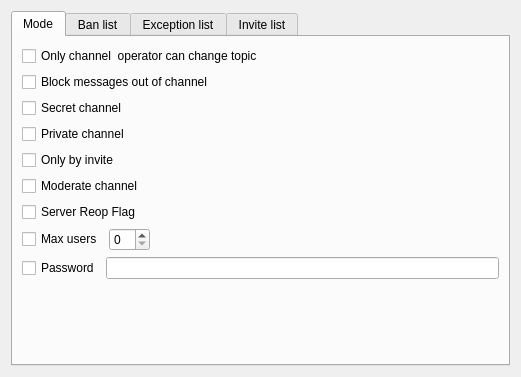
Old version of the form src/plugins/azoth/plugins/acetamide/channelconfigwidget.ui in the repository 0xd34df00d/leechcraft.
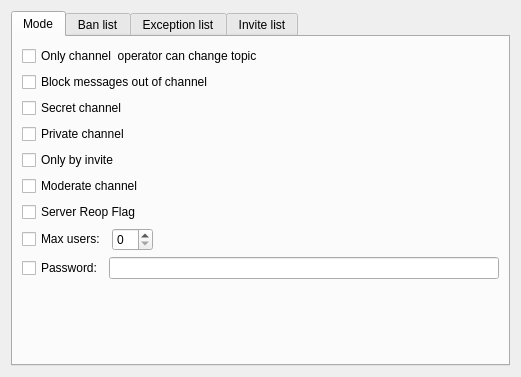
New version of the form.

Commit message: Azoth Acetamide: fixed labels/layouts in some forms.

```diff
--- a/src/plugins/azoth/plugins/acetamide/channelconfigwidget.ui
+++ b/src/plugins/azoth/plugins/acetamide/channelconfigwidget.ui
@@ -80,7 +80,7 @@
            <item>
             <widget class="QCheckBox" name="UserLimit_">
              <property name="text">
-              <string>Max users</string>
+              <string>Max users:</string>
              </property>
             </widget>
            </item>
@@ -107,7 +107,7 @@
            <item>
             <widget class="QCheckBox" name="Password_">
              <property name="text">
-              <string>Password</string>
+              <string>Password:</string>
              </property>
             </widget>
            </item>
```
Left out of the diff: 2 changed lines with no effect on the pictures. The commit also changes 2 other files.
